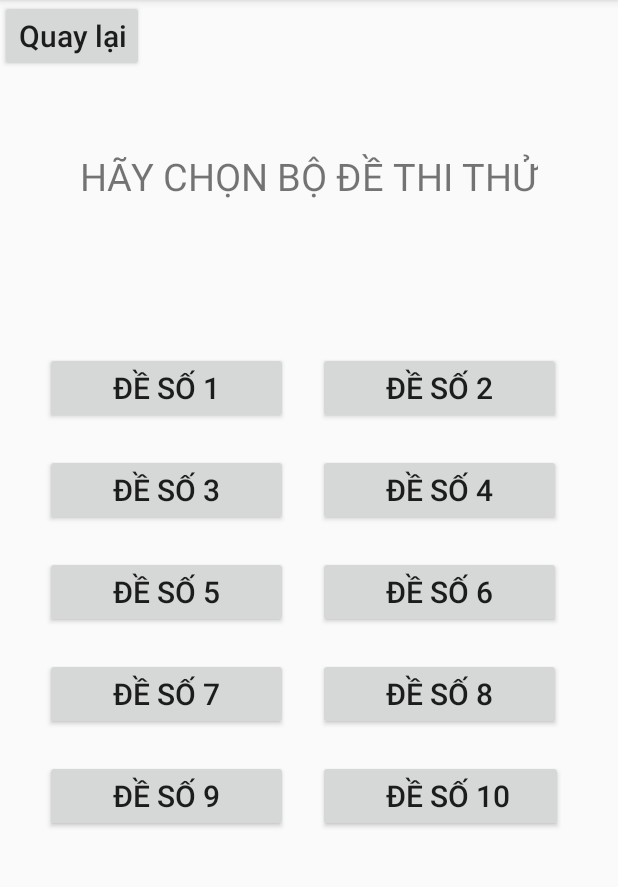
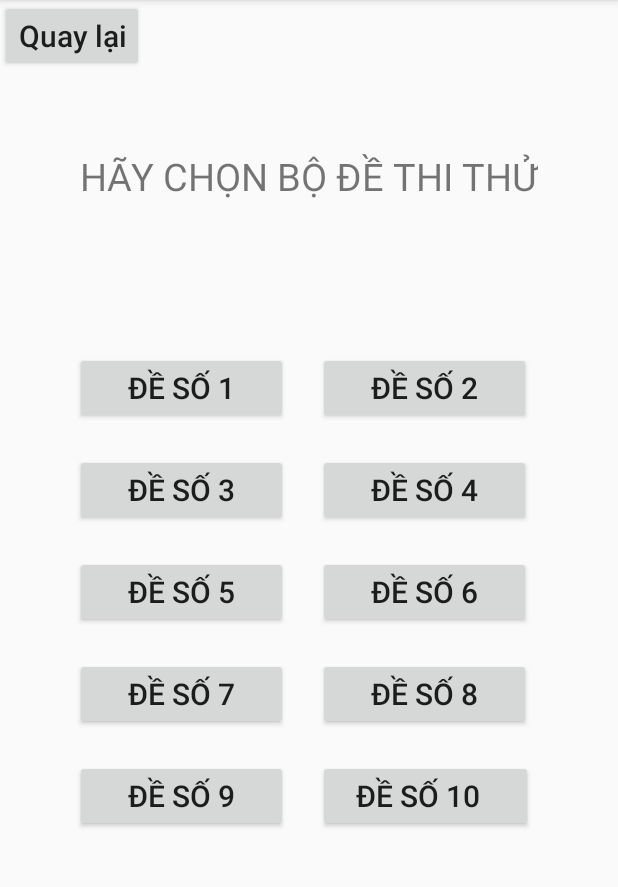
Before and after one commit to LapTrinhLTK/OnThi, an Android app: the ThiThu screen opened directly, with no data from a screen before it, on a phone screen of 412 x 824 dp, the part 84-971 px from its top. Run offline under Robolectric (Android 15) with nearby library versions, the phone set to English and light mode, and no system bars.

Commit message:
Hello Papa

```diff
--- a/app/src/main/res/layout/activity_thi_thu.xml
+++ b/app/src/main/res/layout/activity_thi_thu.xml
@@ -38,9 +38,9 @@
         android:layout_below="@id/gtchon"
         android:layout_marginTop="100dp"
         android:layout_marginRight="20dp"
-        android:layout_marginLeft="30dp"
-        android:paddingRight="45dp"
-        android:paddingLeft="45dp"
+        android:layout_marginLeft="50dp"
+        android:paddingRight="35dp"
+        android:paddingLeft="35dp"
 
         />
 
@@ -53,8 +53,8 @@
         android:layout_below="@id/gtchon"
         android:layout_marginTop="100dp"
         android:layout_toRightOf="@id/deso1"
-        android:paddingRight="45dp"
-        android:paddingLeft="45dp"
+        android:paddingRight="35dp"
+        android:paddingLeft="35dp"
 
         />
 
@@ -67,9 +67,9 @@
         android:layout_below="@id/deso1"
         android:layout_marginTop="20dp"
         android:layout_marginRight="20dp"
-        android:layout_marginLeft="30dp"
-        android:paddingRight="45dp"
-        android:paddingLeft="45dp"
+        android:layout_marginLeft="50dp"
+        android:paddingRight="35dp"
+        android:paddingLeft="35dp"
 
         />
 
@@ -82,8 +82,8 @@
         android:layout_below="@id/deso2"
         android:layout_marginTop="20dp"
         android:layout_toRightOf="@id/deso3"
-        android:paddingRight="45dp"
-        android:paddingLeft="45dp"
+        android:paddingRight="35dp"
+        android:paddingLeft="35dp"
 
         />
 
@@ -96,9 +96,9 @@
         android:layout_below="@id/deso3"
         android:layout_marginTop="20dp"
         android:layout_marginRight="20dp"
-        android:layout_marginLeft="30dp"
-        android:paddingRight="45dp"
-        android:paddingLeft="45dp"
+        android:layout_marginLeft="50dp"
+        android:paddingRight="35dp"
+        android:paddingLeft="35dp"
 
         />
 
@@ -111,8 +111,8 @@
         android:layout_below="@id/deso4"
         android:layout_marginTop="20dp"
         android:layout_toRightOf="@id/deso5"
-        android:paddingRight="45dp"
-        android:paddingLeft="45dp"
+        android:paddingRight="35dp"
+        android:paddingLeft="35dp"
 
         />
 
@@ -125,9 +125,9 @@
         android:layout_below="@id/deso5"
         android:layout_marginTop="20dp"
         android:layout_marginRight="20dp"
-        android:layout_marginLeft="30dp"
-        android:paddingRight="45dp"
-        android:paddingLeft="45dp"
+        android:layout_marginLeft="50dp"
+        android:paddingRight="35dp"
+        android:paddingLeft="35dp"
 
         />
 
@@ -140,8 +140,8 @@
         android:layout_below="@id/deso6"
         android:layout_marginTop="20dp"
         android:layout_toRightOf="@id/deso7"
-        android:paddingRight="45dp"
-        android:paddingLeft="45dp"
+        android:paddingRight="35dp"
+        android:paddingLeft="35dp"
 
         />
 
@@ -154,9 +154,9 @@
         android:layout_below="@id/deso7"
         android:layout_marginTop="20dp"
         android:layout_marginRight="20dp"
-        android:layout_marginLeft="30dp"
-        android:paddingRight="45dp"
-        android:paddingLeft="45dp"
+        android:layout_marginLeft="50dp"
+        android:paddingRight="35dp"
+        android:paddingLeft="35dp"
 
         />
 
@@ -170,7 +170,7 @@
         android:layout_marginTop="20dp"
         android:layout_toRightOf="@id/deso3"
         android:paddingRight="35dp"
-        android:paddingLeft="45dp"
+        android:paddingLeft="25dp"
 
         />
 </RelativeLayout>
```
Also changed, not shown: app/src/main/res/layout/activity_on__luyen.xml (+20 -20 lines).
